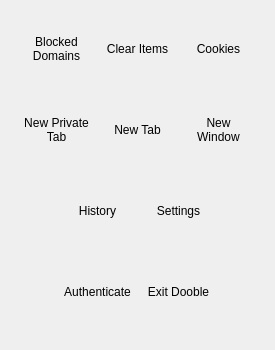
Above: 2.x/UI/dooble_popup_menu.ui from textbrowser/dooble before the change. Below: the same form after it.
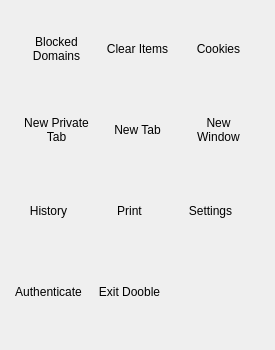
That is the form after the change. Icons and pictures are not drawn.

What changed in the file:
```diff
--- a/2.x/UI/dooble_popup_menu.ui
+++ b/2.x/UI/dooble_popup_menu.ui
@@ -269,19 +269,6 @@
    </item>
    <item>
     <layout class="QHBoxLayout" name="horizontalLayout_3">
-     <item>
-      <spacer name="horizontalSpacer_5">
-       <property name="orientation">
-        <enum>Qt::Horizontal</enum>
-       </property>
-       <property name="sizeHint" stdset="0">
-        <size>
-         <width>40</width>
-         <height>20</height>
-        </size>
-       </property>
-      </spacer>
-     </item>
      <item>
       <widget class="QToolButton" name="history">
        <property name="minimumSize">
@@ -313,6 +300,37 @@
        </property>
       </widget>
      </item>
+     <item>
+      <widget class="QToolButton" name="print">
+       <property name="minimumSize">
+        <size>
+         <width>75</width>
+         <height>75</height>
+        </size>
+       </property>
+       <property name="maximumSize">
+        <size>
+         <width>75</width>
+         <height>75</height>
+        </size>
+       </property>
+       <property name="text">
+        <string>Print</string>
+       </property>
+       <property name="iconSize">
+        <size>
+         <width>32</width>
+         <height>32</height>
+        </size>
+       </property>
+       <property name="toolButtonStyle">
+        <enum>Qt::ToolButtonTextUnderIcon</enum>
+       </property>
+       <property name="autoRaise">
+        <bool>true</bool>
+       </property>
+      </widget>
+     </item>
      <item>
       <widget class="QToolButton" name="settings">
        <property name="minimumSize">
@@ -361,19 +379,6 @@
    </item>
    <item>
     <layout class="QHBoxLayout" name="horizontalLayout_4">
-     <item>
-      <spacer name="horizontalSpacer_7">
-       <property name="orientation">
-        <enum>Qt::Horizontal</enum>
-       </property>
-       <property name="sizeHint" stdset="0">
-        <size>
-         <width>40</width>
-         <height>20</height>
-        </size>
-       </property>
-      </spacer>
-     </item>
      <item>
       <widget class="QToolButton" name="authenticate">
        <property name="minimumSize">
```
Left out of the diff: 1 changed line with no effect on the pictures.
